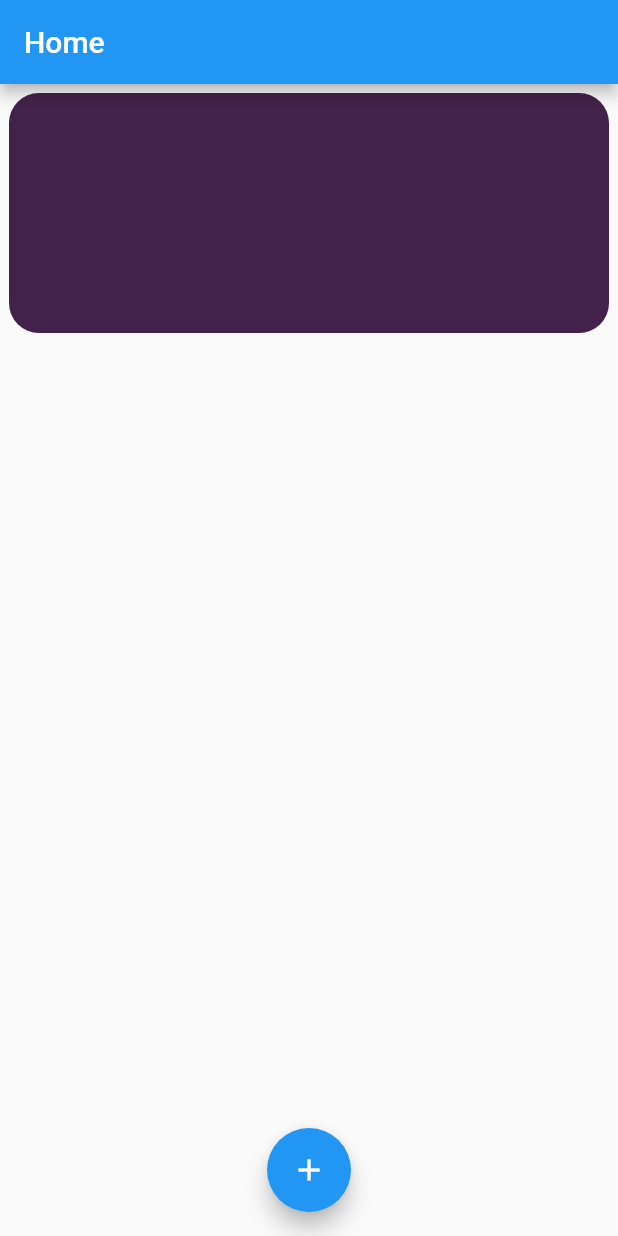
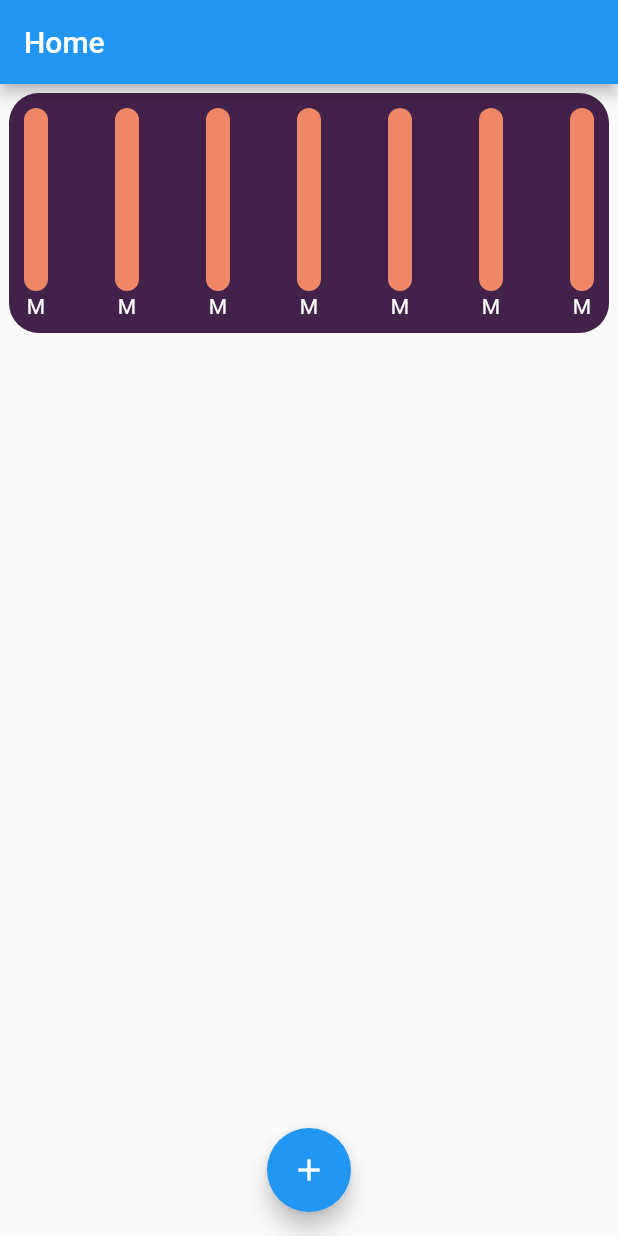
Before and after one commit to itsjatinnagar/xpense, a Flutter app: the screen it shows after launch, on a phone screen of 412 x 824 dp. Run offline on Flutter 3.47's test engine with Material 2 defaults, Android fonts, the phone set to English and light mode, and no system bars.

Commit message:
Created ChartBar widget

```diff
--- a/lib/widgets/chart.dart
+++ b/lib/widgets/chart.dart
@@ -1,4 +1,6 @@
 import 'package:flutter/material.dart';
+
+import 'chart_bar.dart';
 
 class Chart extends StatelessWidget {
   const Chart({Key? key}) : super(key: key);
@@ -14,7 +16,16 @@ class Chart extends StatelessWidget {
         color: Color(0xFF42224A),
       ),
       child: Row(
-        children: [],
+        mainAxisAlignment: MainAxisAlignment.spaceBetween,
+        children: [
+          ChartBar(),
+          ChartBar(),
+          ChartBar(),
+          ChartBar(),
+          ChartBar(),
+          ChartBar(),
+          ChartBar(),
+        ],
       ),
     );
   }
--- /dev/null
+++ b/lib/widgets/chart_bar.dart
@@ -0,0 +1,30 @@
+import 'package:flutter/material.dart';
+
+class ChartBar extends StatelessWidget {
+  const ChartBar({Key? key}) : super(key: key);
+
+  @override
+  Widget build(BuildContext context) {
+    return Flexible(
+      child: Column(
+        mainAxisAlignment: MainAxisAlignment.end,
+        children: [
+          Container(
+            height: 122,
+            constraints: BoxConstraints(minWidth: 10, maxWidth: 16),
+            decoration: BoxDecoration(
+              borderRadius: BorderRadius.circular(20.0),
+              color: Color(0xFFEF8767),
+            ),
+          ),
+          SizedBox(height: 2),
+          Text(
+            'M',
+            overflow: TextOverflow.ellipsis,
+            style: TextStyle(color: Colors.white),
+          ),
+        ],
+      ),
+    );
+  }
+}
```
